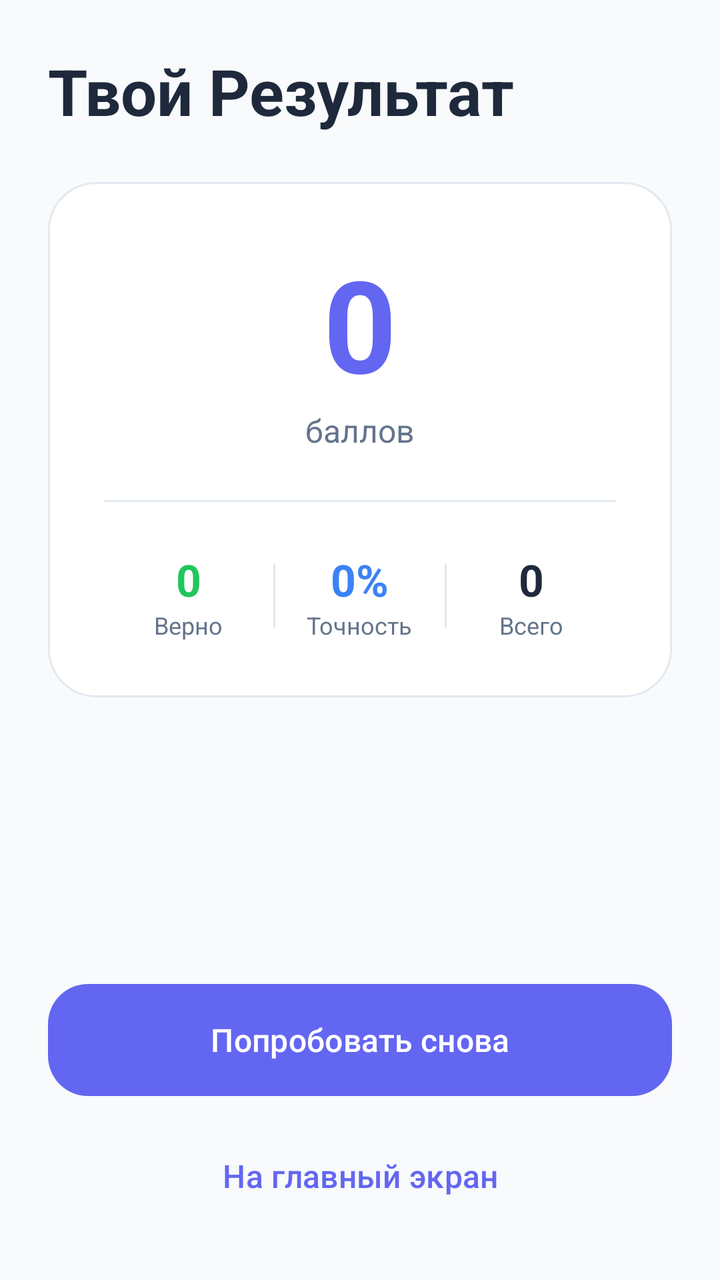
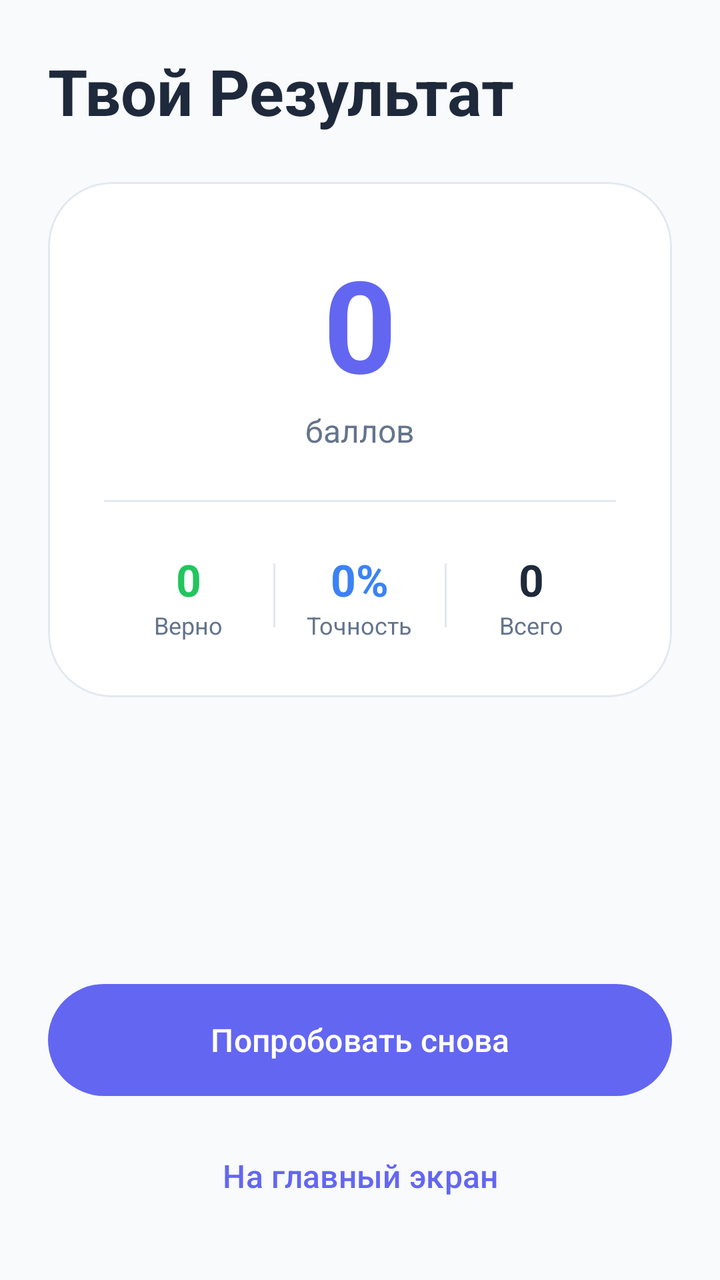

The first picture is an Android layout as it rendered before a commit; the second is the same layout after the commit. The layout source and the unified diff follow.
<!-- AndroidManifest.xml: application theme Theme.Quiz -->
<!-- res/layout/activity_result.xml -->
<?xml version="1.0" encoding="utf-8"?>
<LinearLayout xmlns:android="http://schemas.android.com/apk/res/android"
    xmlns:app="http://schemas.android.com/apk/res-auto"
    android:layout_width="match_parent"
    android:layout_height="match_parent"
    android:background="@color/gray_bg"
    android:orientation="vertical"
    android:padding="24dp">

    <TextView
        android:layout_width="wrap_content"
        android:layout_height="wrap_content"
        android:text="Твой Результат"
        android:textColor="@color/border_dark"
        android:textSize="32sp"
        android:textStyle="bold" />

    <com.airbnb.lottie.LottieAnimationView
        android:id="@+id/lottieConfetti"
        android:layout_width="match_parent"
        android:layout_height="150dp"
        android:layout_marginTop="-40dp"
        android:visibility="gone"
        app:lottie_autoPlay="true"
        app:lottie_loop="true" />

    <com.google.android.material.card.MaterialCardView
        android:layout_width="match_parent"
        android:layout_height="wrap_content"
        android:layout_marginTop="24dp"
        app:cardCornerRadius="24dp"
        app:cardElevation="0dp"
        app:strokeWidth="1dp"
        app:strokeColor="@color/track_gray"
        app:cardBackgroundColor="@color/option_bg">

        <LinearLayout
            android:layout_width="match_parent"
            android:layout_height="wrap_content"
            android:gravity="center"
            android:orientation="vertical"
            android:padding="28dp">

            <TextView
                android:id="@+id/tvFinalScore"
                android:layout_width="wrap_content"
                android:layout_height="wrap_content"
                android:text="0"
                android:textColor="@color/brand_purple"
                android:textSize="64sp"
                android:textStyle="bold" />

            <TextView
                android:layout_width="wrap_content"
                android:layout_height="wrap_content"
                android:text="баллов"
                android:textColor="@color/muted_gray"
                android:textSize="16sp" />

            <View
                android:layout_width="match_parent"
                android:layout_height="1dp"
                android:layout_marginTop="24dp"
                android:background="@color/track_gray" />

            <LinearLayout
                android:layout_width="match_parent"
                android:layout_height="wrap_content"
                android:layout_marginTop="24dp"
                android:gravity="center"
                android:orientation="horizontal">

                <LinearLayout
                    android:layout_width="0dp"
                    android:layout_weight="1"
                    android:layout_height="wrap_content"
                    android:gravity="center"
                    android:orientation="vertical">
                    <TextView
                        android:id="@+id/tvCorrectCount"
                        android:layout_width="wrap_content"
                        android:layout_height="wrap_content"
                        android:text="0"
                        android:textColor="@color/correct_bg"
                        android:textSize="22sp"
                        android:textStyle="bold" />
                    <TextView
                        android:layout_width="wrap_content"
                        android:layout_height="wrap_content"
                        android:text="Верно"
                        android:textColor="@color/muted_gray"
                        android:textSize="12sp" />
                </LinearLayout>

                <View
                    android:layout_width="1dp"
                    android:layout_height="32dp"
                    android:background="@color/track_gray" />

                <LinearLayout
                    android:layout_width="0dp"
                    android:layout_weight="1"
                    android:layout_height="wrap_content"
                    android:gravity="center"
                    android:orientation="vertical">
                    <TextView
                        android:id="@+id/tvAccuracy"
                        android:layout_width="wrap_content"
                        android:layout_height="wrap_content"
                        android:text="0%"
                        android:textColor="@color/brand_blue"
                        android:textSize="22sp"
                        android:textStyle="bold" />
                    <TextView
                        android:layout_width="wrap_content"
                        android:layout_height="wrap_content"
                        android:text="Точность"
                        android:textColor="@color/muted_gray"
                        android:textSize="12sp" />
                </LinearLayout>

                <View
                    android:layout_width="1dp"
                    android:layout_height="32dp"
                    android:background="@color/track_gray" />

                <LinearLayout
                    android:layout_width="0dp"
                    android:layout_weight="1"
                    android:layout_height="wrap_content"
                    android:gravity="center"
                    android:orientation="vertical">
                    <TextView
                        android:id="@+id/tvSummary"
                        android:layout_width="wrap_content"
                        android:layout_height="wrap_content"
                        android:text="0"
                        android:textColor="@color/border_dark"
                        android:textSize="22sp"
                        android:textStyle="bold" />
                    <TextView
                        android:layout_width="wrap_content"
                        android:layout_height="wrap_content"
                        android:text="Всего"
                        android:textColor="@color/muted_gray"
                        android:textSize="12sp" />
                </LinearLayout>

            </LinearLayout>

        </LinearLayout>
    </com.google.android.material.card.MaterialCardView>

    <androidx.recyclerview.widget.RecyclerView
        android:id="@+id/rvDetails"
        android:layout_width="match_parent"
        android:layout_height="0dp"
        android:layout_marginTop="24dp"
        android:layout_weight="1"
        android:overScrollMode="never" />

    <com.google.android.material.button.MaterialButton
        android:id="@+id/btnRestart"
        android:layout_width="match_parent"
        android:layout_height="64dp"
        android:layout_marginTop="16dp"
        android:text="Попробовать снова"
        android:textAllCaps="false"
        android:textColor="@android:color/white"
        android:textSize="16sp"
        app:backgroundTint="@color/brand_purple"
        app:cornerRadius="20dp" />

    <com.google.android.material.button.MaterialButton
        android:id="@+id/btnHome"
        style="@style/Widget.Material3.Button.TextButton"
        android:layout_width="match_parent"
        android:layout_height="56dp"
        android:layout_marginTop="8dp"
        android:text="На главный экран"
        android:textAllCaps="false"
        android:textColor="@color/brand_purple"
        android:textSize="16sp" />

</LinearLayout>
<!-- resources referenced by this layout -->
<resources>
  <color name="border_dark">#1E293B</color>
  <color name="brand_blue">#3B82F6</color>
  <color name="brand_purple">#6366F1</color>
  <color name="correct_bg">#22C55E</color>
  <color name="gray_bg">#F8FAFC</color>
  <color name="muted_gray">#64748B</color>
  <color name="option_bg">#FFFFFF</color>
  <color name="track_gray">#E2E8F0</color>
  <style name="Theme.Quiz" parent="Base.Theme.Quiz" />
  <style name="Base.Theme.Quiz" parent="Theme.Material3.Light.NoActionBar">
          
          
      </style>
</resources>

<!-- the commit's change to res/layout/activity_result.xml (unified diff, before → after) -->
@@ -28,7 +28,7 @@
         android:layout_width="match_parent"
         android:layout_height="wrap_content"
         android:layout_marginTop="24dp"
-        app:cardCornerRadius="24dp"
+        app:cardCornerRadius="32dp"
         app:cardElevation="0dp"
         app:strokeWidth="1dp"
         app:strokeColor="@color/track_gray"
@@ -169,7 +169,7 @@
         android:textColor="@android:color/white"
         android:textSize="16sp"
         app:backgroundTint="@color/brand_purple"
-        app:cornerRadius="20dp" />
+        app:cornerRadius="32dp" />
 
     <com.google.android.material.button.MaterialButton
         android:id="@+id/btnHome"
